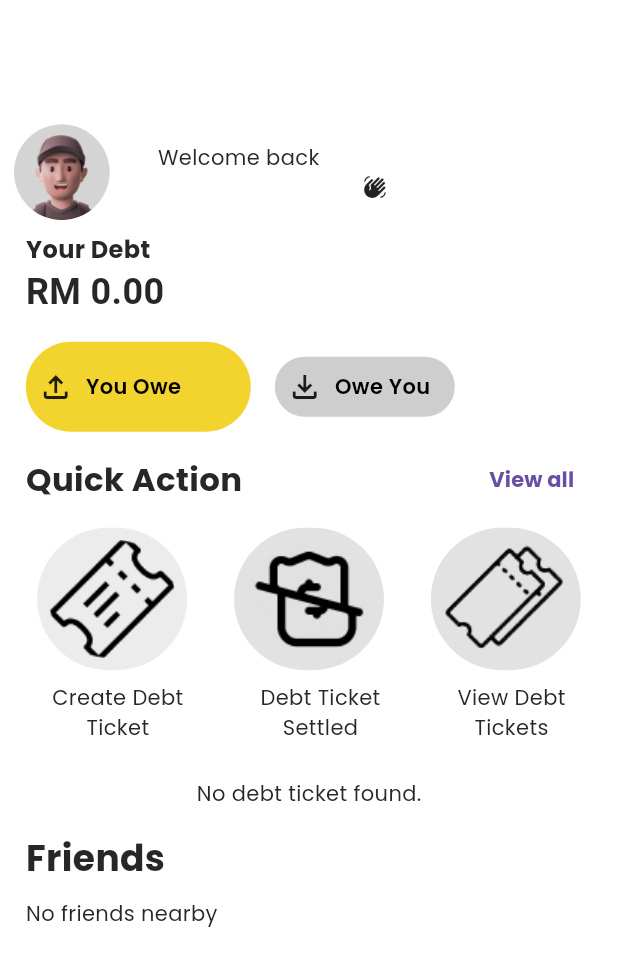
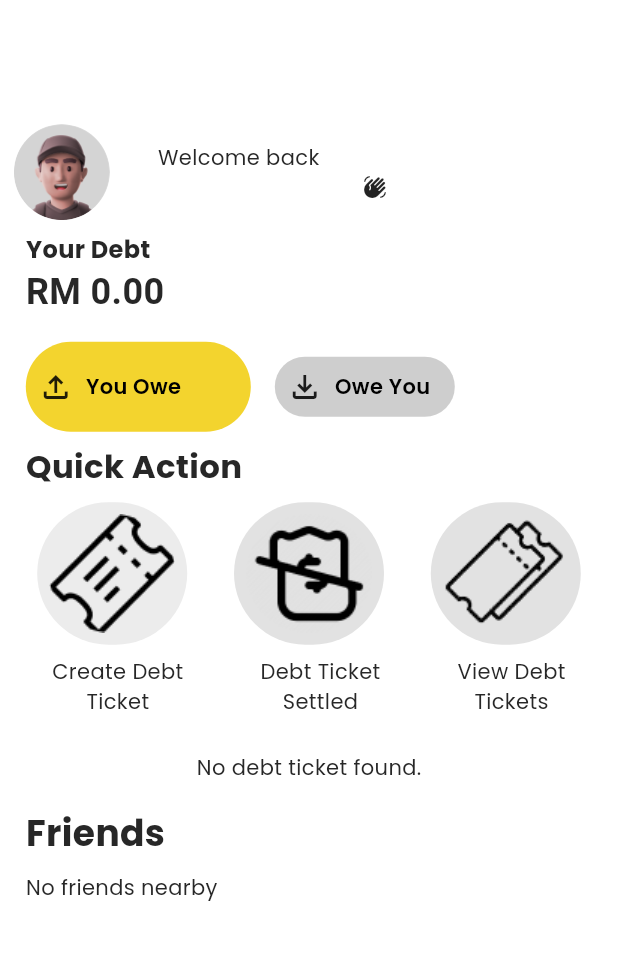
Before and after one commit to fikriupm/bucksbuddy, a Flutter app: the Homepage screen opened directly, on a phone screen of 412 x 824 dp. Shown: the top 966 px of the screen. Run offline on Flutter 3.47's test engine with Material 3 defaults, Android fonts, the phone set to English and light mode, and no system bars; our stand-ins replace cached_network_image, cloud_firestore, connectivity_plus, contacts_service, firebase_auth, firebase_core and 16 more; missing offline and left inert: capped_progress_indicator, dart:ffi; accounts and stored records are empty; project files that could hold a hidden picture were left out.

Commit message:
last update by fikri

```diff
--- a/lib/features/home/screens/widget/quick_action_section.dart
+++ b/lib/features/home/screens/widget/quick_action_section.dart
@@ -34,34 +34,34 @@ class QuickActionSection extends StatelessWidget {
                   fontSize: TSizes.fontSizeLg * 1.2,
                   fontWeight: FontWeight.bold),
             ),
-            TextButton(
-              onPressed: () async {
-                try {
-                  // Fetch username from Firestore
-                  String debtorUsername =
-                      await debtTicketController.fetchCurrentUsername();
+            // TextButton(
+            //   onPressed: () async {
+            //     try {
+            //       // Fetch username from Firestore
+            //       String debtorUsername =
+            //           await debtTicketController.fetchCurrentUsername();
 
-                  // Navigate to the new screen with the fetched username
-                  Navigator.push(
-                    context,
-                    MaterialPageRoute(
-                      builder: (context) => ViewAllDebtToPaidScreen(
-                          debtorUsername: debtorUsername),
-                    ),
-                  );
-                } catch (e) {
-                  // Handle the error appropriately here, e.g., show a snackbar or dialog
-                  print("Error fetching username: $e");
-                }
-              },
-              child: const Text(
-                "View all",
-                style: TextStyle(
-                  fontSize: TSizes.fontSizeSm,
-                  fontWeight: FontWeight.bold,
-                ),
-              ),
-            ),
+            //       // Navigate to the new screen with the fetched username
+            //       Navigator.push(
+            //         context,
+            //         MaterialPageRoute(
+            //           builder: (context) => ViewAllDebtToPaidScreen(
+            //               debtorUsername: debtorUsername),
+            //         ),
+            //       );
+            //     } catch (e) {
+            //       // Handle the error appropriately here, e.g., show a snackbar or dialog
+            //       print("Error fetching username: $e");
+            //     }
+            //   },
+            //   child: const Text(
+            //     "View all",
+            //     style: TextStyle(
+            //       fontSize: TSizes.fontSizeSm,
+            //       fontWeight: FontWeight.bold,
+            //     ),
+            //   ),
+            // ),
           ],
         ),
       ],
--- a/lib/features/home/screens/widget/recent_debt_section.dart
+++ b/lib/features/home/screens/widget/recent_debt_section.dart
@@ -53,7 +53,7 @@ class RecentDebtSection extends StatelessWidget {
                       mainAxisAlignment: MainAxisAlignment.spaceBetween,
                       children: [
                         const Text(
-                          "Recent Debt Tickets",
+                          "Debt Tickets",
                           style: TextStyle(
                             fontWeight: FontWeight.w600,
                             fontSize: TSizes.fontSizeSm,
--- a/lib/features/view_debt_analysis/screen/expenses/expenses.dart
+++ b/lib/features/view_debt_analysis/screen/expenses/expenses.dart
@@ -11,7 +11,7 @@ class Expenses extends StatelessWidget {
   Widget build(BuildContext context) {
     final ExpensesController expensesController = Get.find();
     return Scaffold(
-      appBar: AppBar(),
+      // appBar: AppBar(),
       body: SingleChildScrollView(
         child: Padding(
           padding: TSpacingStyle.paddingWithAppBarHeight,
```
